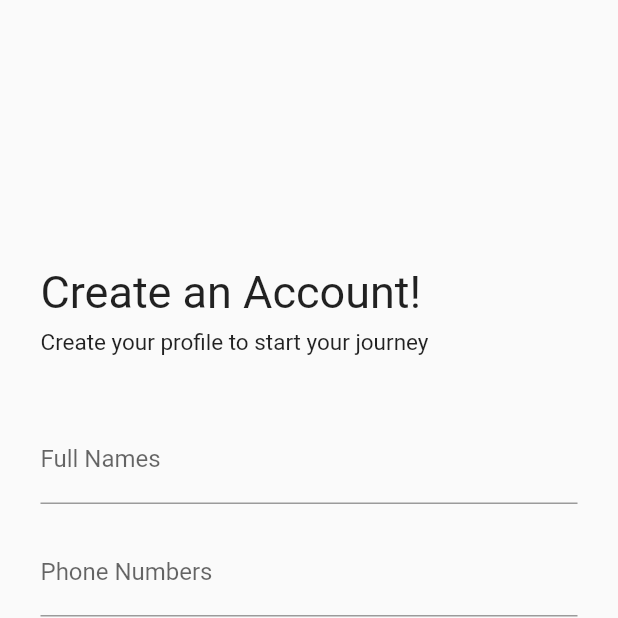
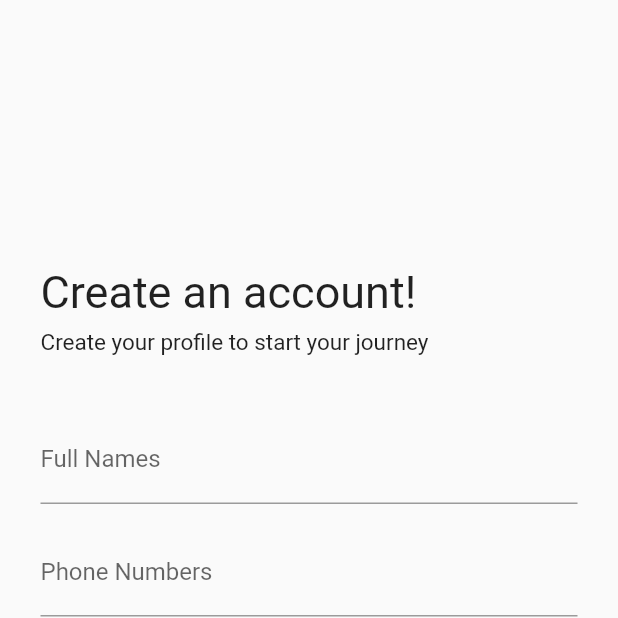
Before and after one commit to HMaroba/M4K, a Flutter app: the RegisterPage screen opened by its route, on a phone screen of 412 x 824 dp, the top half of it. Run offline on Flutter 3.47's test engine with Material 2 defaults, Android fonts, the phone set to English and light mode, and no system bars; our stand-ins replace video_player; Roboto replaces fonts that are missing (OpenSans).

Commit message:
Created profile page

```diff
--- a/lib/screens/auth/register.dart
+++ b/lib/screens/auth/register.dart
@@ -179,7 +179,8 @@ class _RegisterPageState extends State<RegisterPage> {
       //   centerTitle: true,
       // ),
       resizeToAvoidBottomInset: false,
-      body: Padding(
+      body: SingleChildScrollView(
+        child: Padding(
           padding: const EdgeInsets.all(27.0),
           child: Column(
             // mainAxisAlignment: MainAxisAlignment.center,
@@ -187,7 +188,7 @@ class _RegisterPageState extends State<RegisterPage> {
             children: [
               const SizedBox(height: 150.0),
               const Text(
-              'Create an Account!',
+                'Create an account!',
                 textAlign: TextAlign.start,
                 style: TextStyle(
                   fontSize: 30.0,
@@ -323,8 +324,9 @@ class _RegisterPageState extends State<RegisterPage> {
                     const Size(310, 40),
                   ),
                 ),
-              onPressed:
-                  isLoading ? null : _register, // Disable button during loading
+                onPressed: isLoading
+                    ? null
+                    : _register, // Disable button during loading
                 child: isLoading
                     ? const Row(
                         mainAxisAlignment: MainAxisAlignment.center,
@@ -368,6 +370,7 @@ class _RegisterPageState extends State<RegisterPage> {
             ],
           ),
         ),
+      ),
     );
   }
 }
```
Lines whose indentation alone changed are shown as unchanged.
